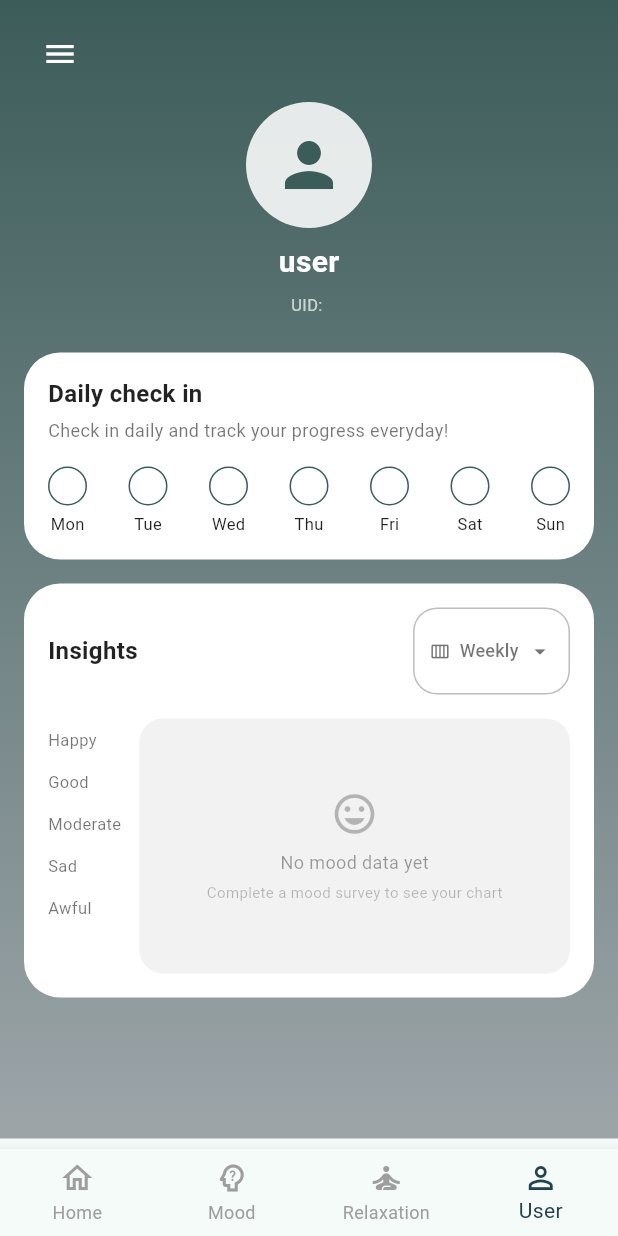
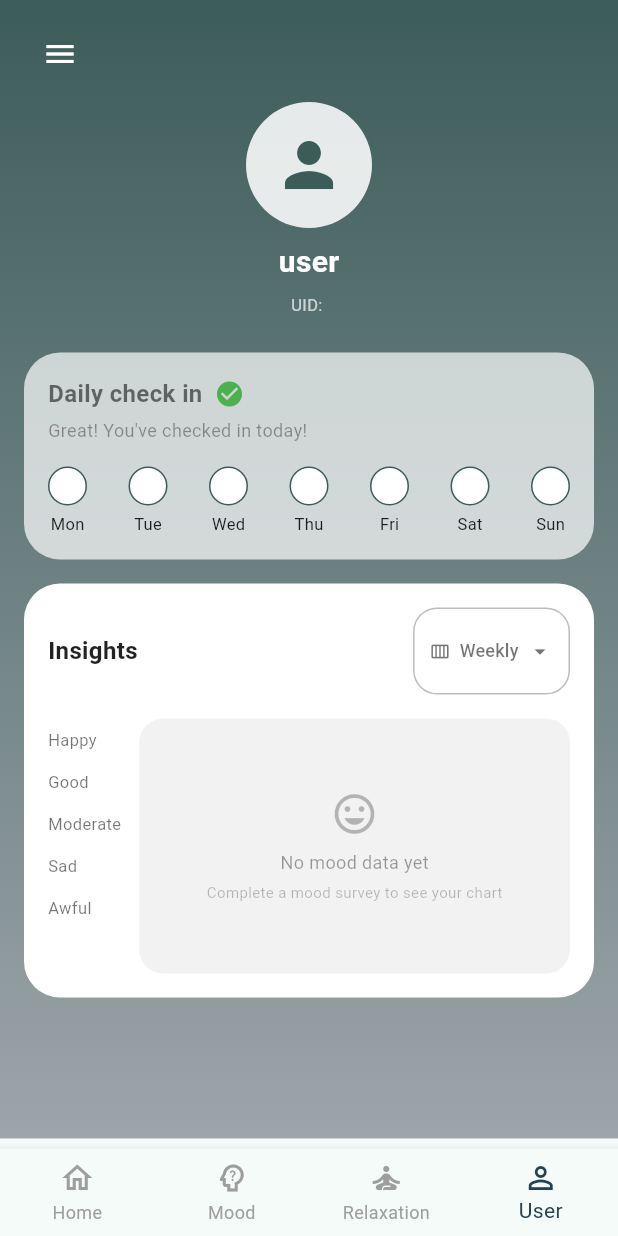
Before and after one commit to Jazmar0630/INNERBLOOM_app, a Flutter app: the UserPage screen opened directly, on a phone screen of 412 x 824 dp. Run offline on Flutter 3.47's test engine with Material 3 defaults, Android fonts, the phone set to English and light mode, and no system bars; our stand-ins replace cloud_firestore, firebase_auth, firebase_core, youtube_player_iframe; accounts and stored records are empty.

Commit message:
daily check in

```diff
--- a/lib/pages/user/user_page.dart
+++ b/lib/pages/user/user_page.dart
@@ -26,6 +26,8 @@ class _UserPageState extends State<UserPage> {
   StreamSubscription<User?>? _authSub;
   String? _initError;
   String _selectedPeriod = 'Weekly';
+  bool _isCheckedIn = false;
+  bool _isHovered = false;
 
   @override
   void initState() {
@@ -59,6 +61,7 @@ class _UserPageState extends State<UserPage> {
         'activeDays.$today': true,
         'lastActiveAt': FieldValue.serverTimestamp(),
       }, SetOptions(merge: true));
+      setState(() => _isCheckedIn = true);
     } catch (e) {
       // Silent fail
     }
@@ -76,7 +79,7 @@ class _UserPageState extends State<UserPage> {
   }
 
   Future<void> _markTodayActive() async {
-    if (_uid == null) return;
+    if (_uid == null || _isCheckedIn) return;
 
     final today = _weekdayKey(DateTime.now());
 
@@ -85,6 +88,7 @@ class _UserPageState extends State<UserPage> {
         'activeDays.$today': true,
         'lastActiveAt': FieldValue.serverTimestamp(),
       });
+      setState(() => _isCheckedIn = true);
     } catch (e) {
       await FirebaseFirestore.instance.collection('users').doc(_uid!).set({
         'username': 'user',
@@ -100,6 +104,7 @@ class _UserPageState extends State<UserPage> {
         },
         'lastActiveAt': FieldValue.serverTimestamp(),
       });
+      setState(() => _isCheckedIn = true);
     }
   }
 
@@ -175,7 +180,7 @@ class _UserPageState extends State<UserPage> {
           gradient: LinearGradient(
             begin: Alignment.topCenter,
             end: Alignment.bottomCenter,
-            colors: [Color(0xFF3C5C5A), Color(0xFF9DA5A9)], // CHANGED TO MATCH HOME_PAGE
+            colors: [Color(0xFF3C5C5A), Color(0xFF9DA5A9)],
           ),
         ),
         child: SafeArea(
@@ -205,7 +210,7 @@ class _UserPageState extends State<UserPage> {
                         child: Icon(
                           Icons.person,
                           size: 48,
-                          color: Color(0xFF3C5C5A), // CHANGED TO MATCH HOME_PAGE
+                          color: Color(0xFF3C5C5A),
                         ),
                       ),
                       const SizedBox(height: 8),
@@ -248,9 +253,15 @@ class _UserPageState extends State<UserPage> {
                   ),
                 ),
                 const SizedBox(height: 24),
-                InkWell(
+                MouseRegion(
+                  onEnter: (_) => setState(() => _isHovered = !_isCheckedIn),
+                  onExit: (_) => setState(() => _isHovered = false),
+                  child: AnimatedContainer(
+                    duration: const Duration(milliseconds: 200),
+                    transform: Matrix4.identity()..scale(_isHovered ? 1.02 : 1.0),
+                    child: InkWell(
                       borderRadius: BorderRadius.circular(24),
-                  onTap: () async {
+                      onTap: _isCheckedIn ? null : () async {
                         if (_uid == null) {
                           ScaffoldMessenger.of(context).showSnackBar(
                             const SnackBar(content: Text('Please login first')),
@@ -274,26 +285,43 @@ class _UserPageState extends State<UserPage> {
                         width: double.infinity,
                         padding: const EdgeInsets.symmetric(horizontal: 16, vertical: 16),
                         decoration: BoxDecoration(
-                      color: Colors.white,
+                          color: _isCheckedIn ? Colors.white.withOpacity(0.7) : Colors.white,
                           borderRadius: BorderRadius.circular(24),
+                          boxShadow: _isHovered ? [
+                            BoxShadow(
+                              color: Colors.black.withOpacity(0.1),
+                              blurRadius: 8,
+                              offset: const Offset(0, 4),
+                            ),
+                          ] : null,
                         ),
                         child: Column(
                           crossAxisAlignment: CrossAxisAlignment.start,
                           children: [
-                        const Text(
+                            Row(
+                              children: [
+                                Text(
                                   'Daily check in',
                                   style: TextStyle(
                                     fontWeight: FontWeight.w700,
                                     fontSize: 16,
-                            color: Colors.black87,
+                                    color: _isCheckedIn ? Colors.black54 : Colors.black87,
                                   ),
                                 ),
+                                if (_isCheckedIn) ...[
+                                  const SizedBox(width: 8),
+                                  const Icon(Icons.check_circle, color: Colors.green, size: 20),
+                                ],
+                              ],
+                            ),
                             const SizedBox(height: 4),
-                        const Text(
-                          'Check in daily and track your progress everyday!',
+                            Text(
+                              _isCheckedIn
+                                ? 'Great! You\'ve checked in today!'
+                                : 'Check in daily and track your progress everyday!',
                               style: TextStyle(
                                 fontSize: 12,
-                            color: Colors.black54,
+                                color: _isCheckedIn ? Colors.black38 : Colors.black54,
                               ),
                             ),
                             const SizedBox(height: 16),
@@ -350,6 +378,8 @@ class _UserPageState extends State<UserPage> {
                                 },
                               ),
                           ],
+                        ),
+                      ),
                     ),
                   ),
                 ),
@@ -470,7 +500,7 @@ class _UserPageState extends State<UserPage> {
                                   if (!snapshot.hasData || snapshot.connectionState == ConnectionState.waiting) {
                                     return const Center(
                                       child: CircularProgressIndicator(
-                                        color: Color(0xFF3C5C5A), // CHANGED TO MATCH HOME_PAGE
+                                        color: Color(0xFF3C5C5A),
                                         strokeWidth: 2,
                                       ),
                                     );
@@ -564,67 +594,6 @@ class _UserPageState extends State<UserPage> {
       ),
     );
   }
-
-  /*// DRAWER WIDGET - MOVED INSIDE CLASS
-  Widget _buildAppDrawer(BuildContext context) {
-    return Drawer(
-      child: ListView(
-        padding: EdgeInsets.zero,
-        children: [
-          const DrawerHeader(
-            decoration: BoxDecoration(color: Color(0xFF3C5C5A)),
-            child: Text(
-              'InnerBloom',
-              style: TextStyle(
-                fontSize: 22,
-                color: Colors.white,
-                fontWeight: FontWeight.bold,
-              ),
-            ),
-          ),
-          ListTile(
-            leading: const Icon(Icons.settings),
-            title: const Text('Settings'),
-            onTap: () {
-              Navigator.pop(context);
-              Navigator.push(
-                context,
-                MaterialPageRoute(builder: (_) => const SettingsPage()),
-              );
-            },
-          ),
-          ListTile(
-            leading: const Icon(Icons.help_outline),
-            title: const Text('Help & Support'),
-            onTap: () {
-              Navigator.pop(context);
-              Navigator.push(
-                context,
-                MaterialPageRoute(builder: (_) => const HelpSupportPage()),
-              );
-            },
-          ),
-          ListTile(
-            leading: const Icon(Icons.privacy_tip_outlined),
-            title: const Text('Privacy Policy'),
-            onTap: () {
-              Navigator.pop(context);
-              Navigator.push(
-                context,
-                MaterialPageRoute(builder: (_) => const PrivacyPolicyPage()),
-              );
-            },
-          ),
-          const Divider(),
-          ListTile(
-            leading: const Icon(Icons.exit_to_app, color: Colors.red),
-            title: const Text('Exit App', style: TextStyle(color: Colors.red)),
-            onTap: () => exit(0),
-          ),
-        ],
-      ),
-    );
-  }*/
 }
 
 // Day bubble widget
@@ -637,8 +606,8 @@ Widget _buildDayBubble(String label, {bool isCompleted = false}) {
         height: 26,
         decoration: BoxDecoration(
           shape: BoxShape.circle,
-          color: isCompleted ? const Color(0xFF3C5C5A) : Colors.white, // CHANGED TO MATCH HOME_PAGE
-          border: Border.all(color: const Color(0xFF3C5C5A)), // CHANGED TO MATCH HOME_PAGE
+          color: isCompleted ? const Color(0xFF3C5C5A) : Colors.white,
+          border: Border.all(color: const Color(0xFF3C5C5A)),
         ),
         child: isCompleted
             ? const Icon(Icons.check, size: 16, color: Colors.white)
@@ -683,13 +652,13 @@ class MoodChartPainter extends CustomPainter {
       ..style = PaintingStyle.fill;
 
     final linePaint = Paint()
-      ..color = const Color(0xFF3C5C5A).withOpacity(0.8) // CHANGED TO MATCH HOME_PAGE
+      ..color = const Color(0xFF3C5C5A).withOpacity(0.8)
       ..strokeWidth = 2.5
       ..style = PaintingStyle.stroke
       ..strokeCap = StrokeCap.round;
 
     final shadowPaint = Paint()
-      ..color = const Color(0xFF3C5C5A).withOpacity(0.1) // CHANGED TO MATCH HOME_PAGE
+      ..color = const Color(0xFF3C5C5A).withOpacity(0.1)
       ..style = PaintingStyle.fill;
 
     final barWidth = size.width / (moods.length * 1.5);
@@ -732,7 +701,7 @@ class MoodChartPainter extends CustomPainter {
         text: TextSpan(
           text: moodName,
           style: const TextStyle(
-            color: Color(0xFF3C5C5A), // CHANGED TO MATCH HOME_PAGE
+            color: Color(0xFF3C5C5A),
             fontSize: 8,
             fontWeight: FontWeight.bold,
           ),
@@ -770,7 +739,7 @@ class MoodChartPainter extends CustomPainter {
         Offset(x, y + barHeight/2),
         4,
         Paint()
-          ..color = const Color(0xFF3C5C5A) // CHANGED TO MATCH HOME_PAGE
+          ..color = const Color(0xFF3C5C5A)
           ..style = PaintingStyle.stroke
           ..strokeWidth = 2,
       );
```
Lines whose indentation alone changed are shown as unchanged.
